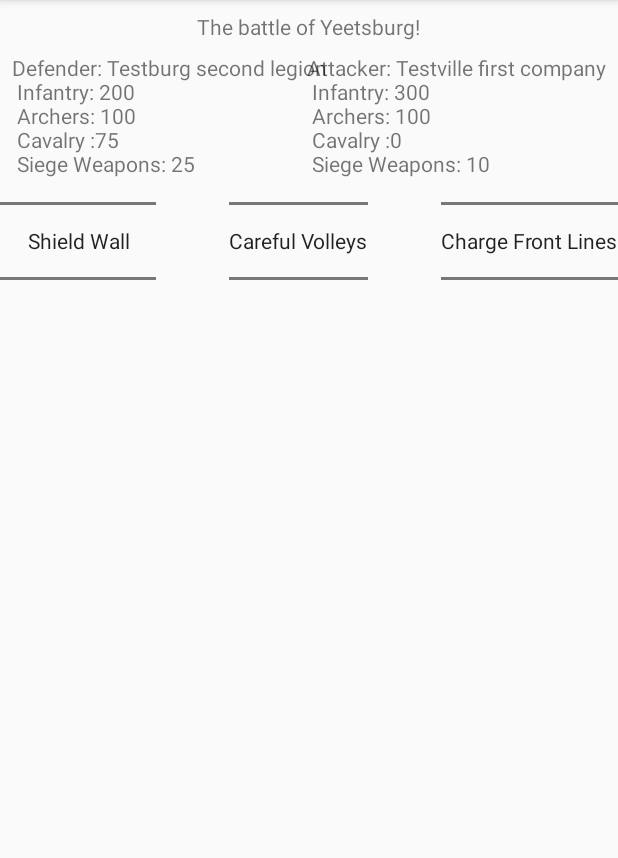
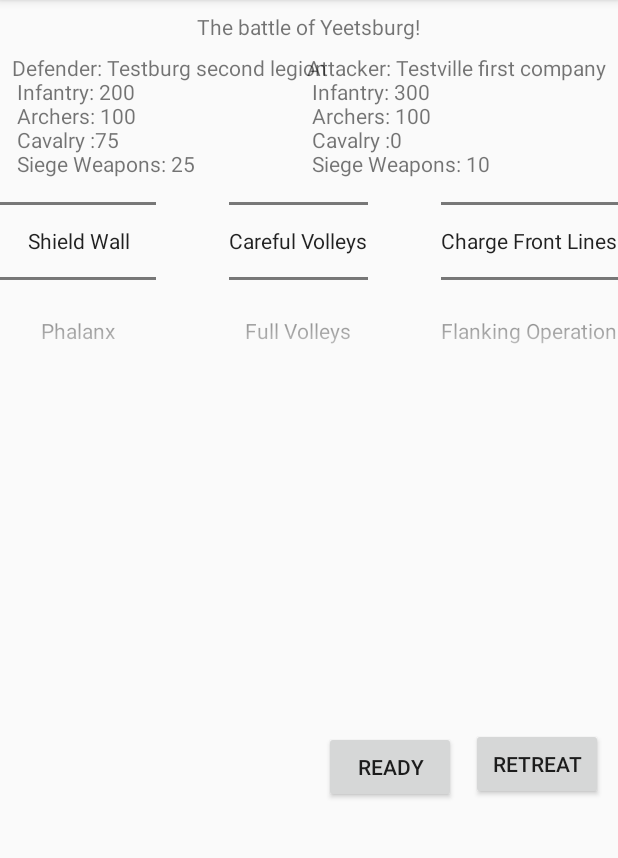
Before and after one commit to Subway-Prophet/AndroidProject, an Android app: the BattleActivity screen opened directly, with no data from a screen before it, on a phone screen of 412 x 824 dp, the part 84-942 px from its top. Run offline under Robolectric (Android 15) with nearby library versions, the phone set to English and light mode, and no system bars.

Commit message:
Tactic Pickers Move Now

```diff
--- a/app/src/main/java/com/insufficientlight/androidproject/BattleActivity.java
+++ b/app/src/main/java/com/insufficientlight/androidproject/BattleActivity.java
@@ -39,6 +39,10 @@ public class BattleActivity extends GameActivity
         ArcherTactics.setMinValue(0);
         CavalryTactics.setMinValue(0);
 
+        Formation.setMaxValue(2);
+        ArcherTactics.setMaxValue(2);
+        CavalryTactics.setMaxValue(2);
+
         Formation.setDisplayedValues(Formations);
         ArcherTactics.setDisplayedValues(ArcTac);
         CavalryTactics.setDisplayedValues(CavTac);
@@ -53,5 +57,7 @@ public class BattleActivity extends GameActivity
         Army2.setText("Defender: " + battle.defender.armyName);
         Army1.append("\n Infantry: " + battle.attacker.numInf + "\n Archers: " + battle.attacker.numArc + "\n Cavalry :" + battle.attacker.numCav +"\n Siege Weapons: " + battle.attacker.numSie);
         Army2.append("\n Infantry: " + battle.defender.numInf + "\n Archers: " + battle.defender.numArc + "\n Cavalry :" + battle.defender.numCav +"\n Siege Weapons: " + battle.defender.numSie);
+
+
     }
 }
--- a/app/src/main/res/layout/activity_battle.xml
+++ b/app/src/main/res/layout/activity_battle.xml
@@ -77,4 +77,33 @@
         app:layout_constraintTop_toBottomOf="@+id/terrainView"
         app:layout_constraintLeft_toLeftOf="parent"/>
 
+    <Button
+        android:id="@+id/button2"
+        android:layout_width="wrap_content"
+        android:layout_height="wrap_content"
+        android:layout_marginStart="116dp"
+        android:layout_marginTop="8dp"
+        android:layout_marginEnd="8dp"
+        android:layout_marginBottom="8dp"
+        android:text="Ready"
+        app:layout_constraintBottom_toBottomOf="parent"
+        app:layout_constraintEnd_toEndOf="parent"
+        app:layout_constraintStart_toStartOf="parent"
+        app:layout_constraintTop_toBottomOf="@+id/arch"
+        app:layout_constraintVertical_bias="0.505" />
+
+    <Button
+        android:id="@+id/button3"
+        android:layout_width="wrap_content"
+        android:layout_height="wrap_content"
+        android:layout_marginStart="8dp"
+        android:layout_marginTop="8dp"
+        android:layout_marginEnd="8dp"
+        android:layout_marginBottom="8dp"
+        android:text="Retreat"
+        app:layout_constraintBottom_toBottomOf="parent"
+        app:layout_constraintEnd_toEndOf="parent"
+        app:layout_constraintStart_toEndOf="@+id/button2"
+        app:layout_constraintTop_toBottomOf="@+id/arch" />
+
 </android.support.constraint.ConstraintLayout>
```
